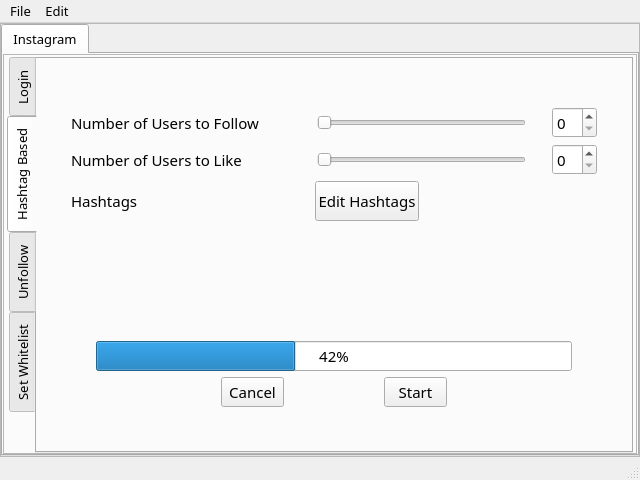
Qt form gui/main.ui (SenaThenu/social-media-grower) before a commit.
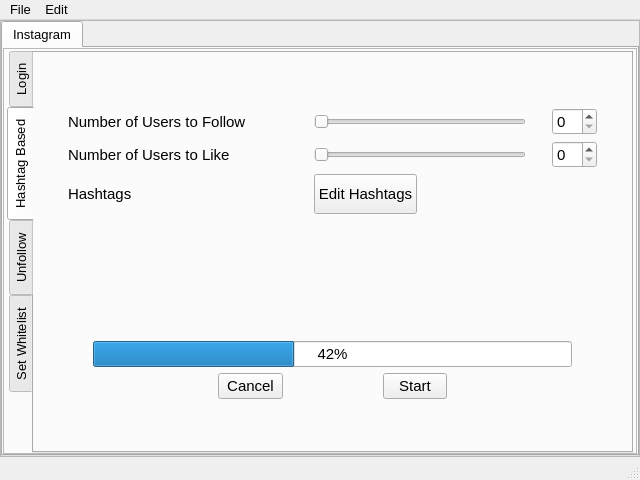
The same form after that commit. The open tabs and pages were chosen to show the change.

Patch:
```diff
--- a/gui/main.ui
+++ b/gui/main.ui
@@ -38,6 +38,11 @@
     </property>
     <item>
      <widget class="QFrame" name="mainFrame">
+      <property name="font">
+       <font>
+        <family>Segoe UI</family>
+       </font>
+      </property>
       <property name="frameShape">
        <enum>QFrame::StyledPanel</enum>
       </property>
@@ -61,7 +66,7 @@
         <widget class="QTabWidget" name="mainTabsWidget">
          <property name="font">
           <font>
-           <family>Titillium Web</family>
+           <family>Segoe UI</family>
            <pointsize>10</pointsize>
           </font>
          </property>
@@ -89,7 +94,7 @@
          <widget class="QWidget" name="instagram">
           <property name="font">
            <font>
-            <family>Titillium Web</family>
+            <family>Segoe UI</family>
             <pointsize>10</pointsize>
            </font>
           </property>
@@ -114,6 +119,12 @@
            </property>
            <item>
             <widget class="QFrame" name="instabotFuncFrame">
+             <property name="font">
+              <font>
+               <family>Segoe UI</family>
+               <pointsize>10</pointsize>
+              </font>
+             </property>
              <property name="frameShape">
               <enum>QFrame::StyledPanel</enum>
              </property>
@@ -138,6 +149,12 @@
               </property>
               <item>
                <widget class="QTabWidget" name="instabotFuncTabs">
+                <property name="font">
+                 <font>
+                  <family>Segoe UI</family>
+                  <pointsize>10</pointsize>
+                 </font>
+                </property>
                 <property name="statusTip">
                  <string/>
                 </property>
@@ -438,7 +455,7 @@
                           </property>
                           <property name="font">
                            <font>
-                            <family>Titillium Web</family>
+                            <family>Segoe UI</family>
                             <pointsize>11</pointsize>
                             <bold>false</bold>
                            </font>
@@ -450,6 +467,13 @@
                         </item>
                         <item>
                          <spacer name="nInstaFollowsSpacer_1">
+                          <property name="font">
+                           <font>
+                            <family>Segoe UI</family>
+                            <pointsize>11</pointsize>
+                            <bold>false</bold>
+                           </font>
+                          </property>
                           <property name="orientation">
                            <enum>Qt::Horizontal</enum>
                           </property>
@@ -478,6 +502,13 @@
                             <height>0</height>
                            </size>
                           </property>
+                          <property name="font">
+                           <font>
+                            <family>Segoe UI</family>
+                            <pointsize>11</pointsize>
+                            <bold>false</bold>
+                           </font>
+                          </property>
                           <property name="orientation">
                            <enum>Qt::Horizontal</enum>
                           </property>
@@ -485,6 +516,13 @@
                         </item>
                         <item>
                          <spacer name="nInstaFollowsSpacer_2">
+                          <property name="font">
+                           <font>
+                            <family>Segoe UI</family>
+                            <pointsize>11</pointsize>
+                            <bold>false</bold>
+                           </font>
+                          </property>
                           <property name="orientation">
                            <enum>Qt::Horizontal</enum>
                           </property>
@@ -513,6 +551,13 @@
                             <height>0</height>
                            </size>
                           </property>
+                          <property name="font">
+                           <font>
+                            <family>Segoe UI</family>
+                            <pointsize>11</pointsize>
+                            <bold>false</bold>
+                           </font>
+                          </property>
                          </widget>
                         </item>
                        </layout>
@@ -535,7 +580,7 @@
                           </property>
                           <property name="font">
                            <font>
-                            <family>Titillium Web</family>
+                            <family>Segoe UI</family>
                             <pointsize>11</pointsize>
                             <bold>false</bold>
                            </font>
@@ -547,6 +592,13 @@
                         </item>
                         <item>
                          <spacer name="nInstaLikesSpacer_1">
+                          <property name="font">
+                           <font>
+                            <family>Segoe UI</family>
+                            <pointsize>11</pointsize>
+                            <bold>false</bold>
+                           </font>
+                          </property>
                           <property name="orientation">
                            <enum>Qt::Horizontal</enum>
                           </property>
@@ -575,6 +627,13 @@
                             <height>0</height>
                            </size>
                           </property>
+                          <property name="font">
+                           <font>
+                            <family>Segoe UI</family>
+                            <pointsize>11</pointsize>
+                            <bold>false</bold>
+                           </font>
+                          </property>
                           <property name="orientation">
                            <enum>Qt::Horizontal</enum>
                           </property>
@@ -582,6 +641,13 @@
                         </item>
                         <item>
                          <spacer name="nInstaLikesSpacer_2">
+                          <property name="font">
+                           <font>
+                            <family>Segoe UI</family>
+                            <pointsize>11</pointsize>
+                            <bold>false</bold>
+                           </font>
+                          </property>
                           <property name="orientation">
                            <enum>Qt::Horizontal</enum>
                           </property>
@@ -610,6 +676,13 @@
                             <height>0</height>
                            </size>
                           </property>
+                          <property name="font">
+                           <font>
+                            <family>Segoe UI</family>
+                            <pointsize>11</pointsize>
+                            <bold>false</bold>
+                           </font>
+                          </property>
                          </widget>
                         </item>
                        </layout>
@@ -630,6 +703,13 @@
                             <height>0</height>
                            </size>
                           </property>
+                          <property name="font">
+                           <font>
+                            <family>Segoe UI</family>
+                            <pointsize>11</pointsize>
+                            <bold>false</bold>
+                           </font>
+                          </property>
                           <property name="text">
                            <string>Hashtags</string>
                           </property>
@@ -637,6 +717,13 @@
                         </item>
                         <item>
                          <spacer name="horizontalSpacer">
+                          <property name="font">
+                           <font>
+                            <family>Segoe UI</family>
+                            <pointsize>11</pointsize>
+                            <bold>false</bold>
+                           </font>
+                          </property>
                           <property name="orientation">
                            <enum>Qt::Horizontal</enum>
                           </property>
@@ -665,6 +752,13 @@
                             <height>40</height>
                            </size>
                           </property>
+                          <property name="font">
+                           <font>
+                            <family>Segoe UI</family>
+                            <pointsize>11</pointsize>
+                            <bold>false</bold>
+                           </font>
+                          </property>
                           <property name="text">
                            <string>Edit Hashtags</string>
                           </property>
@@ -672,6 +766,13 @@
                         </item>
                         <item>
                          <spacer name="instaEditHashtagsSpacer">
+                          <property name="font">
+                           <font>
+                            <family>Segoe UI</family>
+                            <pointsize>11</pointsize>
+                            <bold>false</bold>
+                           </font>
+                          </property>
                           <property name="orientation">
                            <enum>Qt::Horizontal</enum>
                           </property>
@@ -712,6 +813,13 @@
                           <verstretch>0</verstretch>
                          </sizepolicy>
                         </property>
+                        <property name="font">
+                         <font>
+                          <family>Segoe UI</family>
+                          <pointsize>11</pointsize>
+                          <bold>false</bold>
+                         </font>
+                        </property>
                         <property name="value">
                          <number>42</number>
                         </property>
@@ -748,6 +856,13 @@
                             <verstretch>0</verstretch>
                            </sizepolicy>
                           </property>
+                          <property name="font">
+                           <font>
+                            <family>Segoe UI</family>
+                            <pointsize>11</pointsize>
+                            <bold>false</bold>
+                           </font>
+                          </property>
                           <property name="text">
                            <string>Cancel</string>
                           </property>
@@ -761,6 +876,13 @@
                             <verstretch>0</verstretch>
                            </sizepolicy>
                           </property>
+                          <property name="font">
+                           <font>
+                            <family>Segoe UI</family>
+                            <pointsize>11</pointsize>
+                            <bold>false</bold>
+                           </font>
+                          </property>
                           <property name="text">
                            <string>Start</string>
                           </property>
@@ -1169,12 +1291,12 @@
      <x>0</x>
      <y>0</y>
      <width>640</width>
-     <height>26</height>
+     <height>24</height>
     </rect>
    </property>
    <property name="font">
     <font>
-     <family>Titillium Web</family>
+     <family>Segoe UI</family>
      <pointsize>10</pointsize>
     </font>
    </property>
```
Left out of the diff: 92 changed lines with no effect on the pictures.
